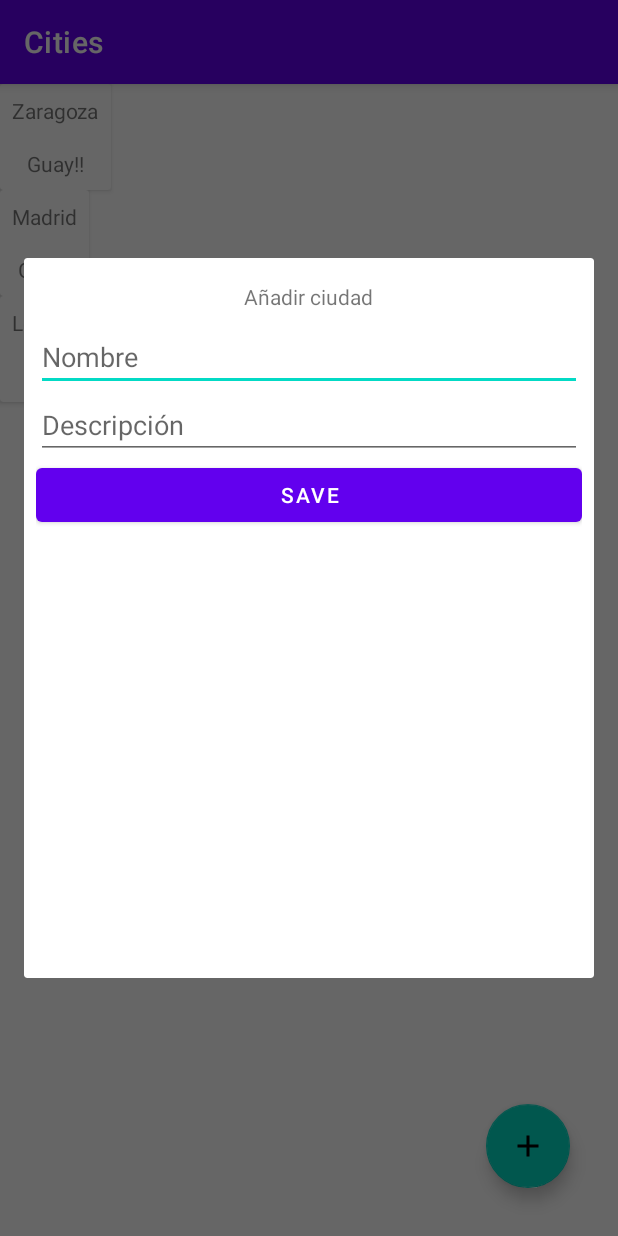
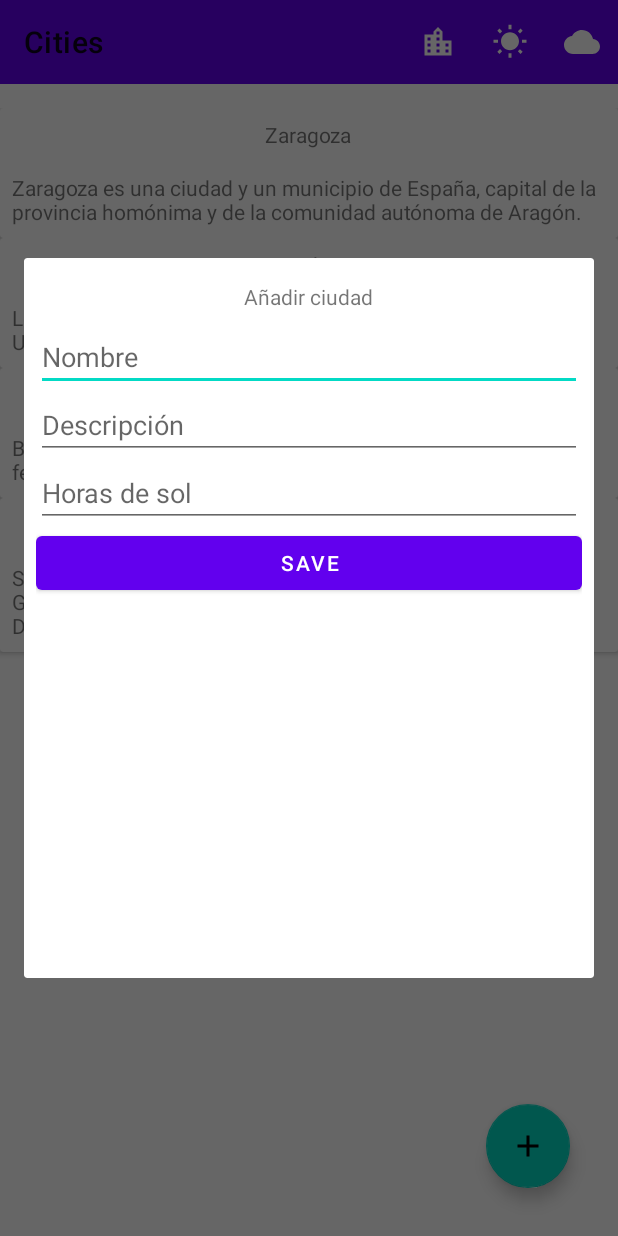
Before and after one commit to VeronLinks/AndroidDB, an Android app: the screen it shows after launch (MainActivity), after a tap on an icon or button, on a phone screen of 412 x 824 dp. Run offline under Robolectric (Android 15) with nearby library versions, the phone set to English and light mode, and no system bars.

Commit message:
Half class 14/01/22

```diff
--- a/Cities/app/src/main/java/es/jveron/cities/data/repository/CityRepositoryImpl.kt
+++ b/Cities/app/src/main/java/es/jveron/cities/data/repository/CityRepositoryImpl.kt
@@ -1,9 +1,14 @@
 package es.jveron.cities.data.repository
 
+import android.content.Context
 import es.jveron.cities.domain.model.City
+import es.jveron.cities.domain.model.CityFilter
 import es.jveron.cities.domain.repository.CityRepository
 
-class CityRepositoryImpl: CityRepository {
+const val CITIES_PREFERENCES = "Cities_Preferences"
+const val CITY_FILTER_KEY = "CityFilterKey"
+
+class CityRepositoryImpl(private val context: Context): CityRepository {
 
     private val cities = getFakeData()
 
@@ -17,12 +22,17 @@ class CityRepositoryImpl: CityRepository {
         cities.add(city!!)
     }
 
+    override fun setFilter(cityFilter: CityFilter) {
+        val sharedPreferences = context.getSharedPreferences(CITIES_PREFERENCES, Context.MODE_PRIVATE)
+        sharedPreferences.edit().putString(CITY_FILTER_KEY, cityFilter.name).apply()
+    }
 
-    private fun getFakeData() : MutableList<City> {
+    private fun getFakeData(): MutableList<City> {
         val cities = mutableListOf<City>()
-        cities.add(City(id = 1, name = "Zaragoza", description = "Guay!!"))
-        cities.add(City(id = 1, name = "Madrid", description = "Guay!"))
-        cities.add(City(id = 1, name = "Logroño", description = "Guay"))
+        cities.add(City(1, "Zaragoza", "Zaragoza es una ciudad y un municipio de España, capital de la provincia homónima y de la comunidad autónoma de Aragón. ", 2690))
+        cities.add(City(2, "Londres", "Londres es la capital y mayor ciudad de Inglaterra y del Reino Unido.",1410))
+        cities.add(City(3, "Berlín", "Berlín es la capital de Alemania y uno de los dieciséis estados federados alemanes. ",1625))
+        cities.add(City(4, "Santo Domingo", "Santo Domingo (oficialmente llamada Santo Domingo de Guzmán) es la capital y ciudad más poblada de la República Dominicana.",2316))
         return cities
     }
 
--- a/Cities/app/src/main/java/es/jveron/cities/domain/model/City.kt
+++ b/Cities/app/src/main/java/es/jveron/cities/domain/model/City.kt
@@ -4,4 +4,4 @@ import android.os.Parcelable
 import kotlinx.parcelize.Parcelize
 
 @Parcelize
-data class City (val id: Int, val name: String, val description: String) : Parcelable
+data class City (val id: Int, val name: String, val description: String, val sunshineHours: Int) : Parcelable
--- /dev/null
+++ b/Cities/app/src/main/java/es/jveron/cities/domain/model/CityFilter.kt
@@ -0,0 +1,7 @@
+package es.jveron.cities.domain.model
+
+enum class CityFilter {
+    ALL_CITIES,
+    SUNNY_CITIES,
+    CLOUDY_CITIES
+}
--- a/Cities/app/src/main/java/es/jveron/cities/domain/repository/CityRepository.kt
+++ b/Cities/app/src/main/java/es/jveron/cities/domain/repository/CityRepository.kt
@@ -1,6 +1,7 @@
 package es.jveron.cities.domain.repository
 
 import es.jveron.cities.domain.model.City
+import es.jveron.cities.domain.model.CityFilter
 
 interface CityRepository {
 
@@ -8,4 +9,6 @@ interface CityRepository {
 
     fun addCity(city: City)
 
+    fun setFilter(cityFilter: CityFilter)
+
 }
--- /dev/null
+++ b/Cities/app/src/main/java/es/jveron/cities/domain/usecases/SetFilterUseCase.kt
@@ -0,0 +1,11 @@
+package es.jveron.cities.domain.usecases
+
+import es.jveron.cities.domain.model.CityFilter
+import es.jveron.cities.domain.repository.CityRepository
+
+class SetFilterUseCase(private val cityRepository: CityRepository) {
+
+    fun setFilter(cityFilter: CityFilter){
+        cityRepository.setFilter(cityFilter)
+    }
+}
--- a/Cities/app/src/main/java/es/jveron/cities/presentation/MainActivity.kt
+++ b/Cities/app/src/main/java/es/jveron/cities/presentation/MainActivity.kt
@@ -10,6 +10,8 @@ class MainActivity : AppCompatActivity() {
         super.onCreate(savedInstanceState)
         setContentView(R.layout.activity_main)
 
+        supportActionBar?.hide()
+
         if (savedInstanceState == null) {
             supportFragmentManager
                 .beginTransaction()
--- a/Cities/app/src/main/java/es/jveron/cities/presentation/view/AddCityFragment.kt
+++ b/Cities/app/src/main/java/es/jveron/cities/presentation/view/AddCityFragment.kt
@@ -42,7 +42,12 @@ class AddCityFragment: DialogFragment() {
     private fun getData() : City{
         val name = binding.nameEditText.text.toString()
         val description = binding.descriptionEditText.text.toString()
-        return City(id = System.currentTimeMillis().toInt(), name = name, description = description)
+        val sunshineHours = binding.sunshineHoursEditText.text.toString().toIntOrNull() ?: 0
+        return City(
+            id = System.currentTimeMillis().toInt(),
+            name = name,
+            description = description,
+            sunshineHours = sunshineHours)
     }
 
 }
--- a/Cities/app/src/main/java/es/jveron/cities/presentation/view/HomeFragment.kt
+++ b/Cities/app/src/main/java/es/jveron/cities/presentation/view/HomeFragment.kt
@@ -14,6 +14,7 @@ import androidx.recyclerview.widget.LinearLayoutManager
 import es.jveron.cities.R
 import es.jveron.cities.databinding.FragmentHomeBinding
 import es.jveron.cities.domain.model.City
+import es.jveron.cities.domain.model.CityFilter
 import es.jveron.cities.presentation.viewmodel.CityState
 import es.jveron.cities.presentation.viewmodel.HomeViewModel
 import es.jveron.cities.presentation.viewmodel.HomeViewModelFactory
@@ -25,7 +26,7 @@ class HomeFragment : Fragment() {
     val binding: FragmentHomeBinding get() = _binding!!
 
     val homeViewModel : HomeViewModel by viewModels {
-        HomeViewModelFactory()
+        HomeViewModelFactory(requireContext())
     }
 
     val citiesAdapter = CitiesAdapter()
@@ -45,6 +46,26 @@ class HomeFragment : Fragment() {
 
     override fun onViewCreated(view: View, savedInstanceState: Bundle?) {
         super.onViewCreated(view, savedInstanceState)
+
+        binding.citiesToolbar.inflateMenu(R.menu.cities_menu)
+        binding.citiesToolbar.setOnMenuItemClickListener { menuItem ->
+            when (menuItem.itemId) {
+                R.id.action_all_cities -> {
+                    homeViewModel.setFilter(CityFilter.ALL_CITIES)
+                    true
+                }
+                R.id.action_sunny_cities -> {
+                    homeViewModel.setFilter(CityFilter.SUNNY_CITIES)
+                    true
+                }
+                R.id.action_cloudy_cities -> {
+                    homeViewModel.setFilter(CityFilter.CLOUDY_CITIES)
+                    true
+                }
+                else -> false
+            }
+
+        }
 
         childFragmentManager.setFragmentResultListener(ADD_CITY_REQUEST_KEY, viewLifecycleOwner) { _, bundle ->
             val city : City? = bundle.getParcelable(CITY_KEY) as? City
--- a/Cities/app/src/main/java/es/jveron/cities/presentation/viewmodel/HomeViewModel.kt
+++ b/Cities/app/src/main/java/es/jveron/cities/presentation/viewmodel/HomeViewModel.kt
@@ -3,8 +3,10 @@ package es.jveron.cities.presentation.viewmodel
 import androidx.lifecycle.ViewModel
 import androidx.lifecycle.viewModelScope
 import es.jveron.cities.domain.model.City
+import es.jveron.cities.domain.model.CityFilter
 import es.jveron.cities.domain.usecases.AddCityUseCase
 import es.jveron.cities.domain.usecases.GetCitiesUseCase
+import es.jveron.cities.domain.usecases.SetFilterUseCase
 import kotlinx.coroutines.delay
 import kotlinx.coroutines.flow.MutableStateFlow
 import kotlinx.coroutines.flow.StateFlow
@@ -12,7 +14,8 @@ import kotlinx.coroutines.launch
 
 class HomeViewModel (
     private val addCityUseCase: AddCityUseCase,
-    private val getCitiesUseCase: GetCitiesUseCase
+    private val getCitiesUseCase: GetCitiesUseCase,
+    private val setFilterUseCase: SetFilterUseCase
     ) : ViewModel() {
 
     private val citiesMutableStateFlow = MutableStateFlow<CityState>(CityState.Loading)
@@ -33,4 +36,8 @@ class HomeViewModel (
         getData()
     }
 
+    fun setFilter(cityFilter: CityFilter){
+        setFilterUseCase.setFilter(cityFilter)
+    }
+
 }
--- a/Cities/app/src/main/java/es/jveron/cities/presentation/viewmodel/HomeViewModelFactory.kt
+++ b/Cities/app/src/main/java/es/jveron/cities/presentation/viewmodel/HomeViewModelFactory.kt
@@ -1,16 +1,19 @@
 package es.jveron.cities.presentation.viewmodel
 
+import android.content.Context
 import androidx.lifecycle.ViewModel
 import androidx.lifecycle.ViewModelProvider
 import es.jveron.cities.data.repository.CityRepositoryImpl
 import es.jveron.cities.domain.usecases.AddCityUseCase
 import es.jveron.cities.domain.usecases.GetCitiesUseCase
+import es.jveron.cities.domain.usecases.SetFilterUseCase
 
-class HomeViewModelFactory : ViewModelProvider.Factory {
+class HomeViewModelFactory (private val context: Context) : ViewModelProvider.Factory {
     override fun <T : ViewModel> create(modelClass: Class<T>): T {
-        val repository = CityRepositoryImpl()
-        val addCity = AddCityUseCase(repository)
-        val getCities = GetCitiesUseCase(repository)
-        return HomeViewModel(addCity, getCities) as T
+        val repository = CityRepositoryImpl(context)
+        val addCityUseCase = AddCityUseCase(repository)
+        val getCitiesUseCase = GetCitiesUseCase(repository)
+        val setFilterUseCase = SetFilterUseCase(repository)
+        return HomeViewModel(addCityUseCase, getCitiesUseCase, setFilterUseCase) as T
     }
 }
--- /dev/null
+++ b/Cities/app/src/main/res/drawable/ic_all.xml
@@ -0,0 +1,10 @@
+<vector xmlns:android="http://schemas.android.com/apk/res/android"
+    android:tint="#FFFFFF"
+    android:width="24dp"
+    android:height="24dp"
+    android:viewportWidth="24"
+    android:viewportHeight="24">
+  <path
+      android:fillColor="@android:color/white"
+      android:pathData="M15,11L15,5l-3,-3 -3,3v2L3,7v14h18L21,11h-6zM7,19L5,19v-2h2v2zM7,15L5,15v-2h2v2zM7,11L5,11L5,9h2v2zM13,19h-2v-2h2v2zM13,15h-2v-2h2v2zM13,11h-2L11,9h2v2zM13,7h-2L11,5h2v2zM19,19h-2v-2h2v2zM19,15h-2v-2h2v2z"/>
+</vector>
--- /dev/null
+++ b/Cities/app/src/main/res/drawable/ic_cloudy.xml
@@ -0,0 +1,5 @@
+<vector android:height="24dp" android:tint="#FFFFFF"
+    android:viewportHeight="24" android:viewportWidth="24"
+    android:width="24dp" xmlns:android="http://schemas.android.com/apk/res/android">
+    <path android:fillColor="@android:color/white" android:pathData="M19.36,10.04C18.67,6.59 15.64,4 12,4 9.11,4 6.6,5.64 5.35,8.04 2.34,8.36 0,10.91 0,14c0,3.31 2.69,6 6,6h13c2.76,0 5,-2.24 5,-5 0,-2.64 -2.05,-4.78 -4.64,-4.96z"/>
+</vector>
--- /dev/null
+++ b/Cities/app/src/main/res/drawable/ic_sunny.xml
@@ -0,0 +1,5 @@
+<vector android:height="24dp" android:tint="#FFFFFF"
+    android:viewportHeight="24" android:viewportWidth="24"
+    android:width="24dp" xmlns:android="http://schemas.android.com/apk/res/android">
+    <path android:fillColor="@android:color/white" android:pathData="M6.76,4.84l-1.8,-1.79 -1.41,1.41 1.79,1.79 1.42,-1.41zM4,10.5L1,10.5v2h3v-2zM13,0.55h-2L11,3.5h2L13,0.55zM20.45,4.46l-1.41,-1.41 -1.79,1.79 1.41,1.41 1.79,-1.79zM17.24,18.16l1.79,1.8 1.41,-1.41 -1.8,-1.79 -1.4,1.4zM20,10.5v2h3v-2h-3zM12,5.5c-3.31,0 -6,2.69 -6,6s2.69,6 6,6 6,-2.69 6,-6 -2.69,-6 -6,-6zM11,22.45h2L13,19.5h-2v2.95zM3.55,18.54l1.41,1.41 1.79,-1.8 -1.41,-1.41 -1.79,1.8z"/>
+</vector>
--- a/Cities/app/src/main/res/layout/fragment_add_city.xml
+++ b/Cities/app/src/main/res/layout/fragment_add_city.xml
@@ -16,15 +16,22 @@
 
     <EditText
         android:id="@+id/nameEditText"
-        android:hint="@string/name"
         android:layout_width="match_parent"
-        android:layout_height="wrap_content"/>
+        android:layout_height="wrap_content"
+        android:hint="@string/name"/>
 
     <EditText
         android:id="@+id/descriptionEditText"
-        android:hint="@string/description"
         android:layout_width="match_parent"
-        android:layout_height="wrap_content"/>
+        android:layout_height="wrap_content"
+        android:hint="@string/description"/>
+
+    <EditText
+        android:id="@+id/sunshineHoursEditText"
+        android:inputType="number"
+        android:layout_width="match_parent"
+        android:layout_height="wrap_content"
+        android:hint="@string/sunshineHours"/>
 
     <Button
         android:id="@+id/saveButton"
--- a/Cities/app/src/main/res/layout/fragment_home.xml
+++ b/Cities/app/src/main/res/layout/fragment_home.xml
@@ -3,14 +3,28 @@
     xmlns:tools="http://schemas.android.com/tools"
     android:layout_width="match_parent"
     android:layout_height="match_parent"
+    xmlns:app="http://schemas.android.com/apk/res-auto"
     tools:context=".presentation.view.HomeFragment">
 
-    <androidx.recyclerview.widget.RecyclerView
-        android:id="@+id/citiesRecyclerView"
+    <LinearLayout
         android:layout_width="match_parent"
-        android:layout_height="match_parent">
+        android:layout_height="match_parent"
+        android:orientation="vertical">
 
-    </androidx.recyclerview.widget.RecyclerView>
+        <androidx.appcompat.widget.Toolbar
+            android:id="@+id/citiesToolbar"
+            app:title="@string/app_name"
+            android:layout_width="match_parent"
+            android:background="@color/purple_500"
+            android:layout_height="wrap_content"/>
+
+        <androidx.recyclerview.widget.RecyclerView
+            android:id="@+id/citiesRecyclerView"
+            android:layout_width="match_parent"
+            android:layout_height="match_parent"
+            android:layout_marginTop="16dp"/>
+
+    </LinearLayout>
 
     <ProgressBar
         android:layout_gravity="center"
--- /dev/null
+++ b/Cities/app/src/main/res/menu/cities_menu.xml
@@ -0,0 +1,23 @@
+<?xml version="1.0" encoding="utf-8"?>
+<menu xmlns:android="http://schemas.android.com/apk/res/android"
+    xmlns:app="http://schemas.android.com/apk/res-auto">
+
+    <item
+        android:id="@+id/action_all_cities"
+        android:title="@string/all"
+        android:icon="@drawable/ic_all"
+        app:showAsAction="ifRoom"/>
+
+    <item
+        android:id="@+id/action_sunny_cities"
+        android:title="@string/sunny_cities"
+        android:icon="@drawable/ic_sunny"
+        app:showAsAction="ifRoom"/>
+
+    <item
+        android:id="@+id/action_cloudy_cities"
+        android:title="@string/cloudy_cities"
+        android:icon="@drawable/ic_cloudy"
+        app:showAsAction="ifRoom"/>
+
+</menu>
--- a/Cities/app/src/main/res/values/strings.xml
+++ b/Cities/app/src/main/res/values/strings.xml
@@ -6,4 +6,8 @@
     <string name="name">Nombre</string>
     <string name="description">Descripción</string>
     <string name="save">Save</string>
+    <string name="all">All</string>
+    <string name="cloudy_cities">Cloudy</string>
+    <string name="sunny_cities">Sunny</string>
+    <string name="sunshineHours">Horas de sol</string>
 </resources>
```
